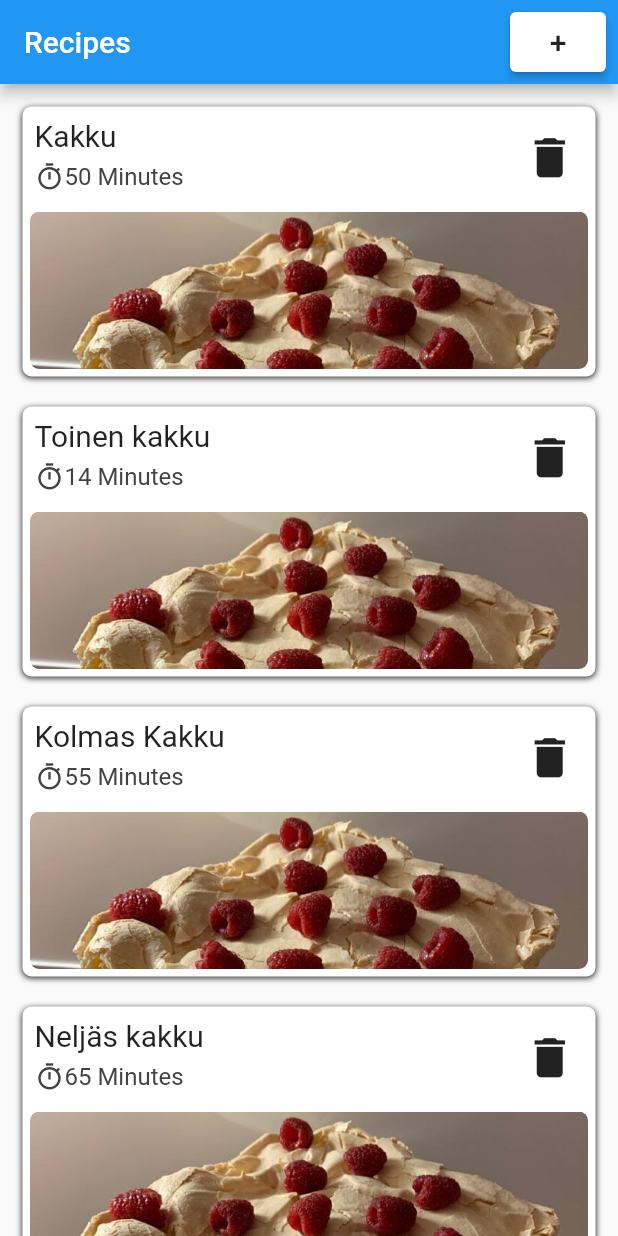
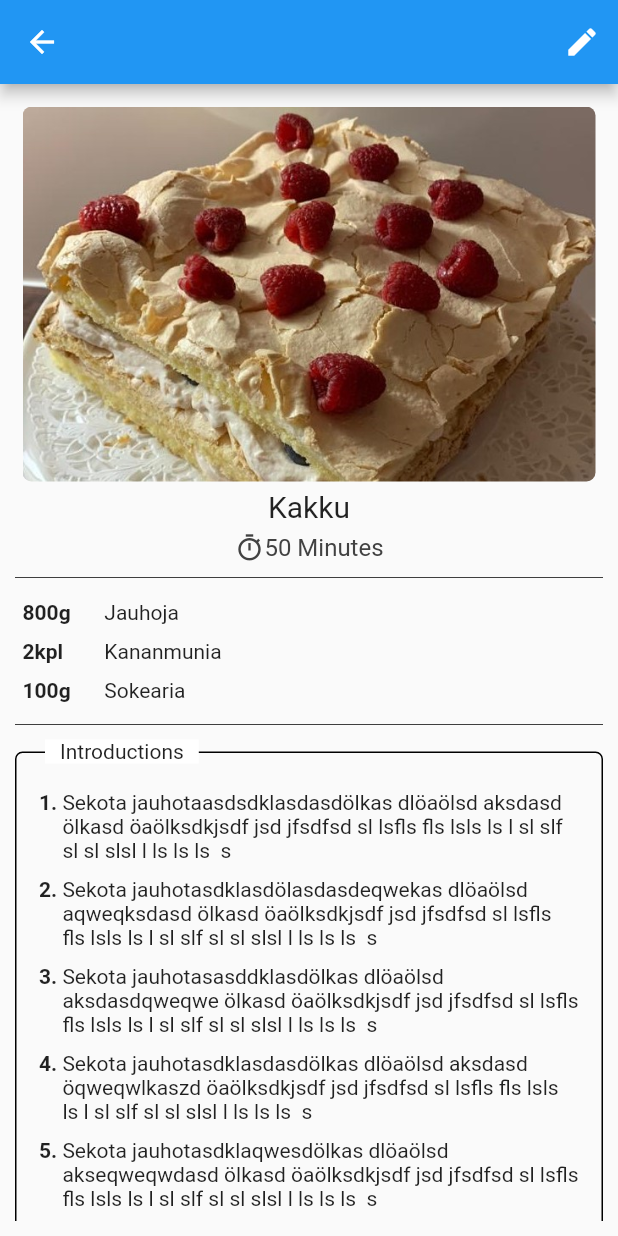
Before and after one commit to Nikomanty/RecipeBook, a Flutter app: the screen it shows after launch, after a tap on "Kakku", on a phone screen of 412 x 824 dp. Run offline on Flutter 3.47's test engine with Material 2 defaults, Android fonts, the phone set to English and light mode, and no system bars; our stand-ins replace page_transition.

Commit message:
Adds details screen for recipes

```diff
--- a/lib/data/recipe_data_source.dart
+++ b/lib/data/recipe_data_source.dart
@@ -5,67 +5,123 @@ class RecipeDummyDataSource {
     Recipe(
         recipeName: "Kakku",
         duration: 50,
-        ingredients: ["Jauhoja", "Kananmunia", "Sokearia"],
-        introductions: ["Sekota jauhot", "Lisää kananmunat", "Lisää sokeri"],
+        ingredients: {
+          "Jauhoja": "800g",
+          "Kananmunia": "2kpl",
+          "Sokearia": "100g",
+        },
+        introductions: [
+          "Sekota jauhotaasdsdklasdasdölkas dlöaölsd aksdasd ölkasd öaölksdkjsdf jsd jfsdfsd sl lsfls fls lsls ls l sl slf sl sl slsl l ls ls ls  s",
+          "Sekota jauhotasdklasdölasdasdeqwekas dlöaölsd aqweqksdasd ölkasd öaölksdkjsdf jsd jfsdfsd sl lsfls fls lsls ls l sl slf sl sl slsl l ls ls ls  s",
+          "Sekota jauhotasasddklasdölkas dlöaölsd aksdasdqweqwe ölkasd öaölksdkjsdf jsd jfsdfsd sl lsfls fls lsls ls l sl slf sl sl slsl l ls ls ls  s",
+          "Sekota jauhotasdklasdasdölkas dlöaölsd aksdasd öqweqwlkaszd öaölksdkjsdf jsd jfsdfsd sl lsfls fls lsls ls l sl slf sl sl slsl l ls ls ls  s",
+          "Sekota jauhotasdklaqwesdölkas dlöaölsd akseqweqwdasd ölkasd öaölksdkjsdf jsd jfsdfsd sl lsfls fls lsls ls l sl slf sl sl slsl l ls ls ls  s",
+          "Sekota jauhotasdklaqwesdölkas dlöaölsd aqweqwksdasd ölkasd öaölksdkjsdf jsd jfsdfsd sl lsfls fls lsls ls l sl slf sl sl slsl l ls ls ls  s",
+          "Sekota jauhotasasddklasqdölkas dlöaölsd aksdasd ölkasd öqweaölksdkjsdf jsd jfsdfsd sl lsfls fls lsls ls l sl slf sl sl slsl l ls ls ls  s",
+          "Sekota jauhotasdklasdölqwekas dlöaölsd aksdasd ölkasd öaölksdkjsdf jsd jfsdfsd sl lsfls fls lsls ls l sl slf sl sl slsl l ls ls ls  s",
+          "Sekota jauhotasdklasdölkas dlöaölsd aksdasd ölkasd öaölksdkjsdqweqwf jsd jfsdfsd sl lsfls fls lsls ls l sl slf sl sl slsl l ls ls ls  s",
+          "Lisää kananmunatllsll l lls lslkfdlkfslj l lk lklkjsdlkslqweklk dsls lkj sd ",
+          "Lisää sokerilksdflks lklklsd lksd lksd lkslkjjkls lksdlksd lksd lkjlkds lk dslk  lksdlkfsd",
+        ],
         image: "images/placeholder_image.jpeg"),
     Recipe(
         recipeName: "Toinen kakku",
         duration: 14,
-        ingredients: ["Jauhoja", "Kananmunia", "Sokearia"],
+        ingredients: {
+          "Jauhoja": "800g",
+          "Kananmunia": "2kpl",
+          "Sokearia": "100g",
+        },
         introductions: ["Sekota jauhot", "Lisää kananmunat", "Lisää sokeri"],
         image: "images/placeholder_image.jpeg"),
     Recipe(
         recipeName: "Kolmas Kakku",
         duration: 55,
-        ingredients: ["Jauhoja", "Kananmunia", "Sokearia"],
+        ingredients: {
+          "Jauhoja": "800g",
+          "Kananmunia": "2kpl",
+          "Sokearia": "100g",
+        },
         introductions: ["Sekota jauhot", "Lisää kananmunat", "Lisää sokeri"],
         image: "images/placeholder_image.jpeg"),
     Recipe(
         recipeName: "Neljäs kakku",
         duration: 65,
-        ingredients: ["Jauhoja", "Kananmunia", "Sokearia"],
+        ingredients: {
+          "Jauhoja": "800g",
+          "Kananmunia": "2kpl",
+          "Sokearia": "100g",
+        },
         introductions: ["Sekota jauhot", "Lisää kananmunat", "Lisää sokeri"],
         image: "images/placeholder_image.jpeg"),
     Recipe(
         recipeName: "Viides kakku",
         duration: 45,
-        ingredients: ["Jauhoja", "Kananmunia", "Sokearia"],
+        ingredients: {
+          "Jauhoja": "800g",
+          "Kananmunia": "2kpl",
+          "Sokearia": "100g",
+        },
         introductions: ["Sekota jauhot", "Lisää kananmunat", "Lisää sokeri"],
         image: "images/placeholder_image.jpeg"),
     Recipe(
         recipeName: "Kuudes kakku",
         duration: 54,
-        ingredients: ["Jauhoja", "Kananmunia", "Sokearia"],
+        ingredients: {
+          "Jauhoja": "800g",
+          "Kananmunia": "2kpl",
+          "Sokearia": "100g",
+        },
         introductions: ["Sekota jauhot", "Lisää kananmunat", "Lisää sokeri"],
         image: "images/placeholder_image.jpeg"),
     Recipe(
         recipeName: "Seittemäs kakku",
         duration: 33,
-        ingredients: ["Jauhoja", "Kananmunia", "Sokearia"],
+        ingredients: {
+          "Jauhoja": "800g",
+          "Kananmunia": "2kpl",
+          "Sokearia": "100g",
+        },
         introductions: ["Sekota jauhot", "Lisää kananmunat", "Lisää sokeri"],
         image: "images/placeholder_image.jpeg"),
     Recipe(
         recipeName: "Kahekses Kakku",
         duration: 55,
-        ingredients: ["Jauhoja", "Kananmunia", "Sokearia"],
+        ingredients: {
+          "Jauhoja": "800g",
+          "Kananmunia": "2kpl",
+          "Sokearia": "100g",
+        },
         introductions: ["Sekota jauhot", "Lisää kananmunat", "Lisää sokeri"],
         image: "images/placeholder_image.jpeg"),
     Recipe(
         recipeName: "Yheksäs kakku",
         duration: 65,
-        ingredients: ["Jauhoja", "Kananmunia", "Sokearia"],
+        ingredients: {
+          "Jauhoja": "800g",
+          "Kananmunia": "2kpl",
+          "Sokearia": "100g",
+        },
         introductions: ["Sekota jauhot", "Lisää kananmunat", "Lisää sokeri"],
         image: "images/placeholder_image.jpeg"),
     Recipe(
         recipeName: "Kymmenes kakku",
         duration: 77,
-        ingredients: ["Jauhoja", "Kananmunia", "Sokearia"],
+        ingredients: {
+          "Jauhoja": "800g",
+          "Kananmunia": "2kpl",
+          "Sokearia": "100g",
+        },
         introductions: ["Sekota jauhot", "Lisää kananmunat", "Lisää sokeri"],
         image: "images/placeholder_image.jpeg"),
     Recipe(
         recipeName: "Yhestoista kakku",
         duration: 55,
-        ingredients: ["Jauhoja", "Kananmunia", "Sokearia"],
+        ingredients: {
+          "Jauhoja": "800g",
+          "Kananmunia": "2kpl",
+          "Sokearia": "100g",
+        },
         introductions: ["Sekota jauhot", "Lisää kananmunat", "Lisää sokeri"],
         image: "images/placeholder_image.jpeg"),
   ];
--- a/lib/model/recipe.dart
+++ b/lib/model/recipe.dart
@@ -1,7 +1,7 @@
 class Recipe {
   final String recipeName;
   final int duration;
-  final List<String> ingredients;
+  final Map<String, String> ingredients;
   final List<String> introductions;
   final String image;
 
--- /dev/null
+++ b/lib/view/recipe_details/recipe_details.dart
@@ -0,0 +1,67 @@
+import 'package:flutter/material.dart';
+import 'package:recipe_book/model/recipe.dart';
+import 'package:recipe_book/res/recipe_book_strings.dart';
+import 'package:recipe_book/view/recipe_details/recipe_ingredient_list.dart';
+import 'package:recipe_book/view/recipe_details/recipe_introductions.dart';
+import 'package:recipe_book/widgets/images/rounded_image.dart';
+import 'package:recipe_book/widgets/labels/icon_label.dart';
+import 'package:recipe_book/widgets/labels/title_label.dart';
+
+class RecipeDetails extends StatelessWidget {
+  final Recipe recipe;
+
+  const RecipeDetails({
+    Key? key,
+    required this.recipe,
+  }) : super(key: key);
+
+  @override
+  Widget build(BuildContext context) {
+    return Scaffold(
+      appBar: AppBar(
+        actions: [
+          IconButton(
+            onPressed: () => debugPrint("Edit recipe"),
+            icon: const Icon(Icons.edit),
+          ),
+        ],
+      ),
+      body: Padding(
+        padding: const EdgeInsets.all(10.0),
+        child: ListView(
+          children: [
+            RoundedImage(imagePath: recipe.image, height: 250,),
+            Column(
+              crossAxisAlignment: CrossAxisAlignment.center,
+              children: [
+                TitleLabel(
+                  title: recipe.recipeName,
+                  maxRows: 2,
+                ),
+                const Padding(padding: EdgeInsets.symmetric(vertical: 3)),
+                IconLabel(
+                  icon: Icons.timer_outlined,
+                  label:
+                      "${recipe.duration} ${RecipeBookStrings.minutesString}",
+                  mainAxisAlignment: MainAxisAlignment.center,
+                ),
+              ],
+            ),
+            _detailsDivider(),
+            RecipeIngredientList(ingredients: recipe.ingredients),
+            _detailsDivider(),
+            RecipeIntroductions(introductions: recipe.introductions),
+          ],
+        ),
+      ),
+    );
+  }
+
+  Widget _detailsDivider() {
+    return const Divider(
+      height: 20,
+      thickness: 0.5,
+      color: Colors.black,
+    );
+  }
+}
--- /dev/null
+++ b/lib/view/recipe_details/recipe_ingredient_list.dart
@@ -0,0 +1,35 @@
+import 'package:flutter/material.dart';
+
+class RecipeIngredientList extends StatelessWidget {
+  final Map<String, String> ingredients;
+
+  const RecipeIngredientList({
+    Key? key,
+    required this.ingredients,
+  }) : super(key: key);
+
+  @override
+  Widget build(BuildContext context) {
+    return Column(
+      children: ingredients.entries.map((ingredient) {
+        return Padding(
+          padding: const EdgeInsets.all(5.0),
+          child: Row(
+            crossAxisAlignment: CrossAxisAlignment.start,
+            children: [
+              Expanded(
+                  child: Text(
+                ingredient.value,
+                style: const TextStyle(fontWeight: FontWeight.bold),
+              )),
+              Expanded(
+                flex: 6,
+                child: Text.rich(TextSpan(text: ingredient.key)),
+              ),
+            ],
+          ),
+        );
+      }).toList(),
+    );
+  }
+}
--- /dev/null
+++ b/lib/view/recipe_details/recipe_introductions.dart
@@ -0,0 +1,55 @@
+import 'package:flutter/material.dart';
+import 'package:recipe_book/widgets/containers/labeled_outline_box.dart';
+
+class RecipeIntroductions extends StatelessWidget {
+  final List<String> introductions;
+
+  const RecipeIntroductions({
+    Key? key,
+    required this.introductions,
+  }) : super(key: key);
+
+  @override
+  Widget build(BuildContext context) {
+    if (introductions.isNotEmpty) {
+      return LabeledOutlineBox(
+        label: "Introductions",
+        child: Column(
+          children: introductions.map((introduction) {
+            return Padding(
+              padding: const EdgeInsets.all(5.0),
+              child: Row(
+                crossAxisAlignment: CrossAxisAlignment.start,
+                children: [
+                  Text(
+                    "${introductions.indexOf(introduction) + 1}. ",
+                    style: const TextStyle(fontWeight: FontWeight.bold),
+                  ),
+                  Expanded(child: Text.rich(TextSpan(text: introduction))),
+                ],
+              ),
+            );
+          }).toList(),
+        ),
+      );
+    } else {
+      return Container(
+        decoration: BoxDecoration(
+          color: Colors.white,
+          border: Border.all(
+            color: Colors.black,
+            width: 1,
+          ),
+          borderRadius: BorderRadius.circular(15),
+        ),
+        child: const Padding(
+          padding: EdgeInsets.all(10.0),
+          child: Text(
+            "No Intros found",
+            textAlign: TextAlign.center,
+          ),
+        ),
+      );
+    }
+  }
+}
--- a/lib/view/recipe_list/recipe_card.dart
+++ b/lib/view/recipe_list/recipe_card.dart
@@ -1,8 +1,11 @@
 import 'package:flutter/material.dart';
+import 'package:page_transition/page_transition.dart';
 import 'package:recipe_book/model/recipe.dart';
 import 'package:recipe_book/res/recipe_book_strings.dart';
+import 'package:recipe_book/view/recipe_details/recipe_details.dart';
 import 'package:recipe_book/view/recipe_list/recipe_card_image.dart';
 import 'package:recipe_book/widgets/buttons/delete_button.dart';
+import 'package:recipe_book/widgets/images/rounded_image.dart';
 import 'package:recipe_book/widgets/labels/icon_label.dart';
 import 'package:recipe_book/widgets/labels/title_label.dart';
 
@@ -14,7 +17,7 @@ class RecipeCard extends StatelessWidget {
   @override
   Widget build(BuildContext context) {
     return InkWell(
-      onTap: () => debugPrint("Open recipe"),
+      onTap: () => _openSelectedRecipe(context),
       child: Container(
         height: 180,
         margin: const EdgeInsets.all(5),
@@ -49,9 +52,10 @@ class RecipeCard extends StatelessWidget {
                     TitleLabel(title: recipe.recipeName, maxRows: 1),
                     const Padding(padding: EdgeInsets.symmetric(vertical: 3.0)),
                     IconLabel(
-                        icon: Icons.timer_outlined,
-                        label:
-                            "${recipe.duration} ${RecipeBookStrings.minutesString}"),
+                      icon: Icons.timer_outlined,
+                      label:
+                          "${recipe.duration} ${RecipeBookStrings.minutesString}",
+                    ),
                   ],
                 ),
               ),
@@ -62,8 +66,20 @@ class RecipeCard extends StatelessWidget {
             ],
           ),
         ),
-        RecipeCardImage(recipeThumpNailImagePath: recipe.image),
+        Expanded(child: RoundedImage(imagePath: recipe.image)),
       ],
     );
   }
+
+  _openSelectedRecipe(BuildContext context) {
+    Navigator.push(
+      context,
+      PageTransition(
+        type: PageTransitionType.rightToLeft,
+        child: RecipeDetails(
+          recipe: recipe,
+        ),
+      ),
+    );
+  }
 }
--- a/lib/widgets/buttons/action_button.dart
+++ b/lib/widgets/buttons/action_button.dart
@@ -21,7 +21,7 @@ class ActionButton extends StatelessWidget {
         ),
         child: Text(
           title,
-          style: Theme.of(context).textTheme.titleLarge,
+          style: Theme.of(context).textTheme.titleMedium,
         ),
       ),
     );
--- /dev/null
+++ b/lib/widgets/containers/labeled_outline_box.dart
@@ -0,0 +1,42 @@
+import 'package:flutter/material.dart';
+
+class LabeledOutlineBox extends StatelessWidget {
+  final String label;
+  final double? labelSize;
+  final Widget child;
+
+  const LabeledOutlineBox({
+    Key? key,
+    required this.label,
+    required this.child,
+    this.labelSize,
+  }) : super(key: key);
+
+  @override
+  Widget build(BuildContext context) {
+    return Stack(
+      children: [
+        Container(
+          margin: const EdgeInsets.only(top: 8),
+          decoration: BoxDecoration(
+            border: Border.all(color: Colors.black),
+            borderRadius: BorderRadius.circular(5),
+          ),
+          child: Padding(
+            padding: const EdgeInsets.only(
+                top: 20.0, bottom: 10, right: 10, left: 10),
+            child: child,
+          ),
+        ),
+        Positioned(
+          left: 20,
+          child: Container(
+            padding: const EdgeInsets.symmetric(horizontal: 10),
+            color: Colors.white,
+            child: Text(label, style: TextStyle(fontSize: labelSize)),
+          ),
+        ),
+      ],
+    );
+  }
+}
--- /dev/null
+++ b/lib/widgets/images/rounded_image.dart
@@ -0,0 +1,27 @@
+import 'package:flutter/material.dart';
+
+class RoundedImage extends StatelessWidget {
+  final String imagePath;
+  final double? height;
+
+  const RoundedImage({
+    Key? key,
+    required this.imagePath,
+    this.height,
+  }) : super(key: key);
+
+  @override
+  Widget build(BuildContext context) {
+    return Container(
+      height: height,
+      margin: const EdgeInsets.all(5),
+      decoration: BoxDecoration(
+          borderRadius: BorderRadius.circular(6),
+          image: DecorationImage(
+            image: AssetImage(imagePath),
+            fit: BoxFit.cover,
+            alignment: Alignment.center,
+          )),
+    );
+  }
+}
--- a/lib/widgets/labels/icon_label.dart
+++ b/lib/widgets/labels/icon_label.dart
@@ -3,17 +3,19 @@ import 'package:flutter/material.dart';
 class IconLabel extends StatelessWidget {
   final IconData icon;
   final String label;
+  final MainAxisAlignment? mainAxisAlignment;
 
   const IconLabel({
     Key? key,
     required this.icon,
     required this.label,
+    this.mainAxisAlignment,
   }) : super(key: key);
 
   @override
   Widget build(BuildContext context) {
     return Row(
-      mainAxisAlignment: MainAxisAlignment.start,
+      mainAxisAlignment: mainAxisAlignment ?? MainAxisAlignment.start,
       children: [
         Icon(
           icon,
--- a/pubspec.yaml
+++ b/pubspec.yaml
@@ -34,6 +34,7 @@ dependencies:
   # The following adds the Cupertino Icons font to your application.
   # Use with the CupertinoIcons class for iOS style icons.
   cupertino_icons: ^1.0.2
+  page_transition: ^2.0.9
 
 dev_dependencies:
   flutter_test:
```
